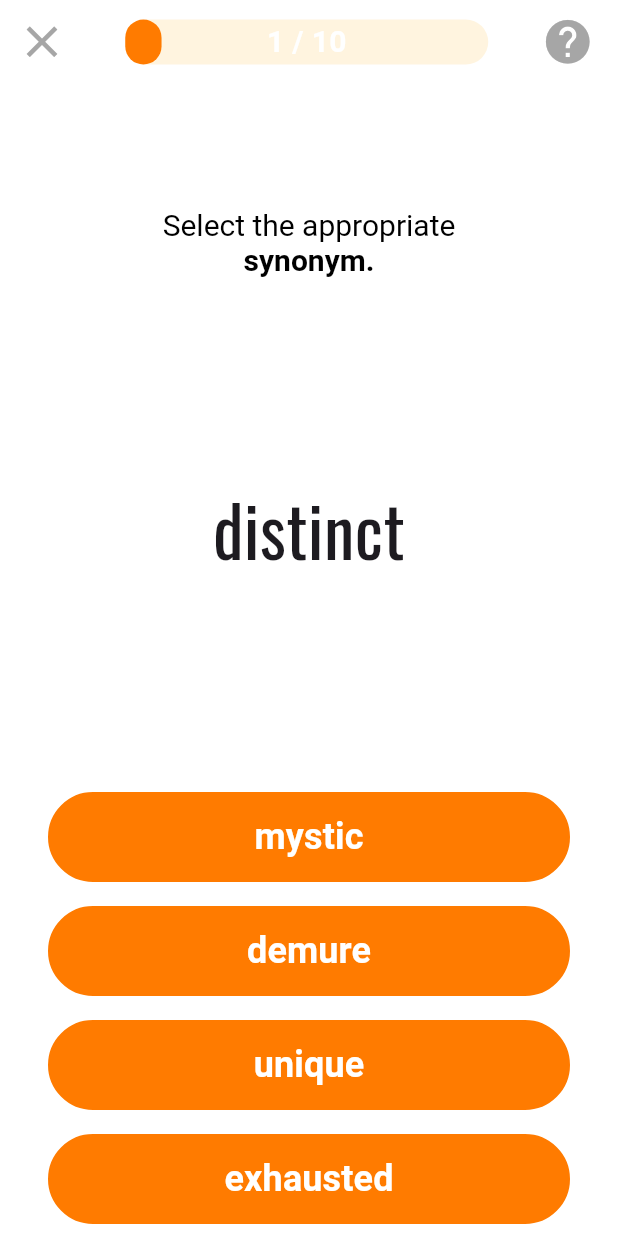
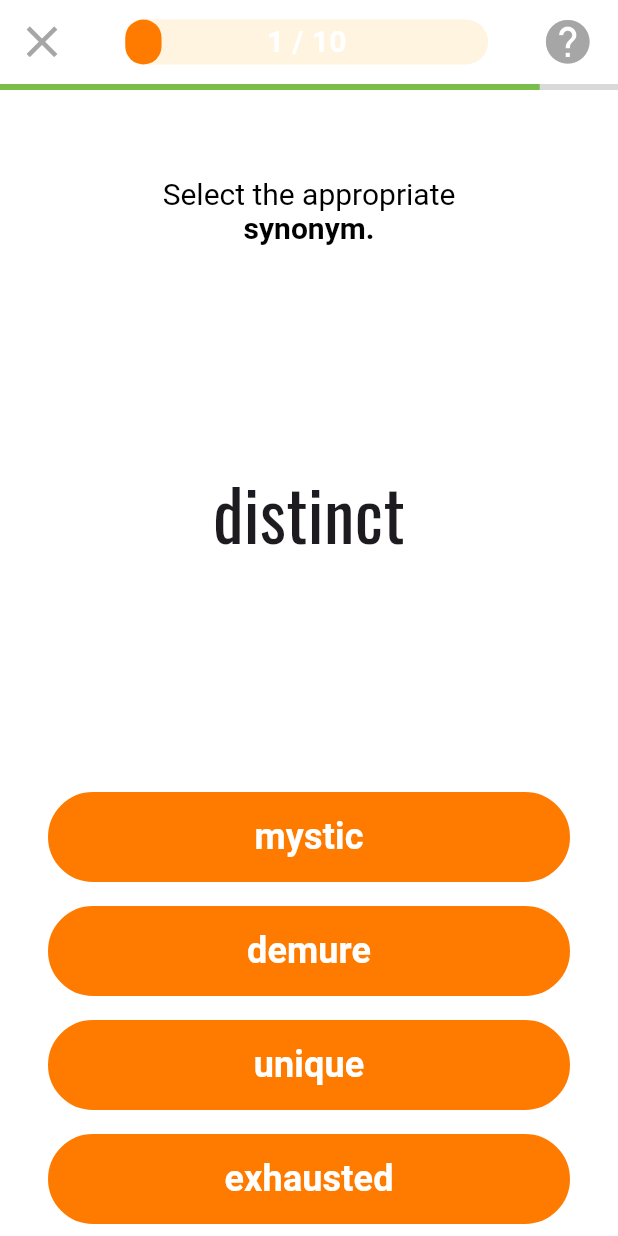
Before and after one commit to joaquingalang/diction-dash, a Flutter app: the VocabularyScreen screen opened directly, on a phone screen of 412 x 824 dp. Run offline on Flutter 3.47's test engine with Material 3 defaults, Android fonts, the phone set to English and light mode, and no system bars; drawn by our look-alikes of percent_indicator.

Commit message:
added countdown bar to mingame screens

```diff
--- a/lib/main.dart
+++ b/lib/main.dart
@@ -24,7 +24,7 @@ class DictionDash extends StatelessWidget {
   @override
   Widget build(BuildContext context) {
     return MaterialApp(
-      home: SpellingScreen(),
+      home: ComprehensionScreen(),
       theme: ThemeData.light().copyWith(
         scaffoldBackgroundColor: Colors.white,
       ),
--- a/lib/screens/minigame/spelling_screen.dart
+++ b/lib/screens/minigame/spelling_screen.dart
@@ -1,7 +1,7 @@
-import 'package:diction_dash/widgets/progress_bars/countdown_bar.dart';
 import 'package:flutter/material.dart';
 import 'package:diction_dash/utils/constants.dart';
 import 'package:diction_dash/widgets/progress_bars/question_bar.dart';
+import 'package:diction_dash/widgets/progress_bars/countdown_bar.dart';
 import 'package:diction_dash/widgets/text_fields/spelling_answer_text_field.dart';
 import 'package:diction_dash/widgets/buttons/rounded_rectangle_button.dart';
 
@@ -63,9 +63,10 @@ class _SpellingScreenState extends State<SpellingScreen> {
         child: Column(
           mainAxisAlignment: MainAxisAlignment.spaceBetween,
           children: [
+
             // Countdown Bar
-            // TODO: Add CountdownBar
             CountdownBar(
+              durationInSeconds: 20,
               isStopped: false,
               onTimerComplete: () {
                 print('Timer Complete!');
--- a/lib/screens/minigame/vocabulary_screen.dart
+++ b/lib/screens/minigame/vocabulary_screen.dart
@@ -1,7 +1,8 @@
-import 'package:diction_dash/widgets/buttons/oval_button.dart';
 import 'package:flutter/material.dart';
 import 'package:diction_dash/utils/constants.dart';
 import 'package:diction_dash/widgets/progress_bars/question_bar.dart';
+import 'package:diction_dash/widgets/progress_bars/countdown_bar.dart';
+import 'package:diction_dash/widgets/buttons/oval_button.dart';
 
 // TODO: Separate Screen with Question
 
@@ -51,10 +52,12 @@ class VocabularyScreen extends StatelessWidget {
           children: [
 
             // Countdown Bar
-            // TODO: Add CountdownBar
-
-            // Offset
-            SizedBox(height: 30),
+            CountdownBar(
+              isStopped: false,
+              onTimerComplete: () {
+                print('Timer Complete!');
+              },
+            ),
 
             // Vocabulary Minigame Instructions
             RichText(
```
Also changed, not shown: lib/screens/minigame/comprehension_screen.dart (+13 -4 lines), lib/screens/minigame/grammar_screen.dart (+7 -4 lines).
